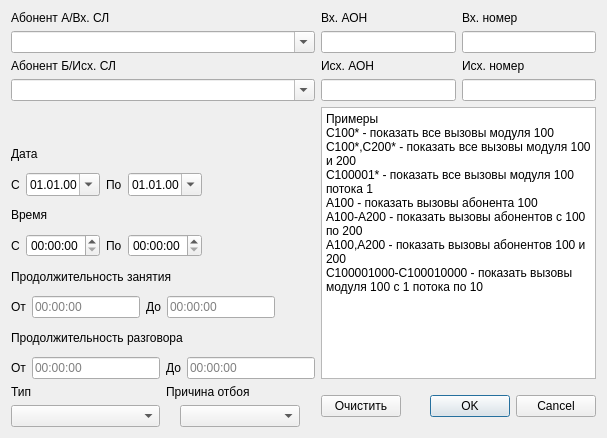
This is filterdialog.ui in Genrikh302/MTA as Qt 5 draws it before an edit. The edited form follows.
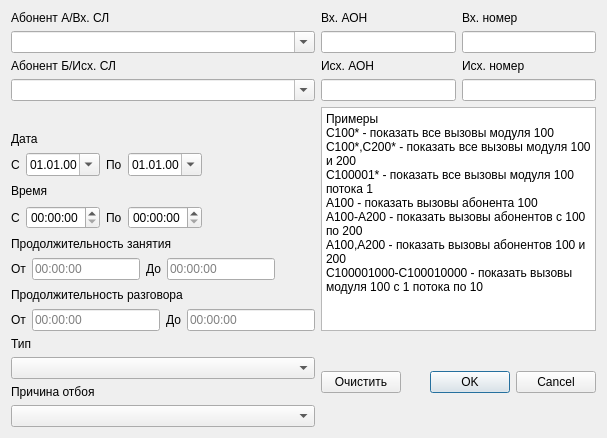
This is the edited form. Custom widgets are drawn as their Qt base class.

Diff of the .ui file:
```diff
--- a/filterdialog.ui
+++ b/filterdialog.ui
@@ -155,13 +155,6 @@
    </item>
    <item row="10" column="0">
     <layout class="QGridLayout" name="gridLayout_3">
-     <item row="0" column="1">
-      <widget class="QLabel" name="reasonlabel">
-       <property name="text">
-        <string>Причина отбоя</string>
-       </property>
-      </widget>
-     </item>
      <item row="0" column="0">
       <widget class="QLabel" name="typelabel">
        <property name="text">
@@ -169,10 +162,17 @@
        </property>
       </widget>
      </item>
-     <item row="1" column="0">
-      <widget class="QComboBox" name="type"/>
+     <item row="2" column="0">
+      <widget class="QTypeCallsComboBox" name="type"/>
      </item>
-     <item row="1" column="1" alignment="Qt::AlignHCenter">
+     <item row="3" column="0">
+      <widget class="QLabel" name="reasonlabel">
+       <property name="text">
+        <string>Причина отбоя</string>
+       </property>
+      </widget>
+     </item>
+     <item row="4" column="0">
       <widget class="QComboBox" name="reason">
        <property name="minimumSize">
         <size>
@@ -425,6 +425,11 @@
    <extends>QComboBox</extends>
    <header>qfiltercombobox.h</header>
   </customwidget>
+  <customwidget>
+   <class>QTypeCallsComboBox</class>
+   <extends>QComboBox</extends>
+   <header>qfiltercombobox.h</header>
+  </customwidget>
  </customwidgets>
  <resources/>
  <connections>
```
Left out of the diff: 14 changed lines with no effect on the pictures.
